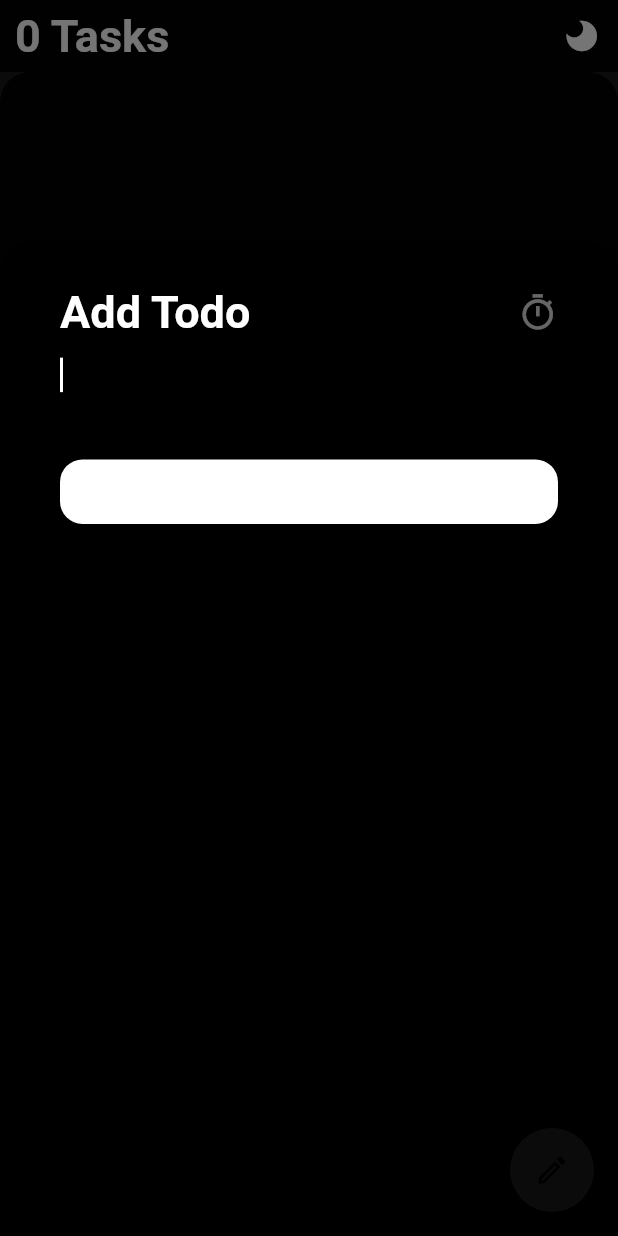
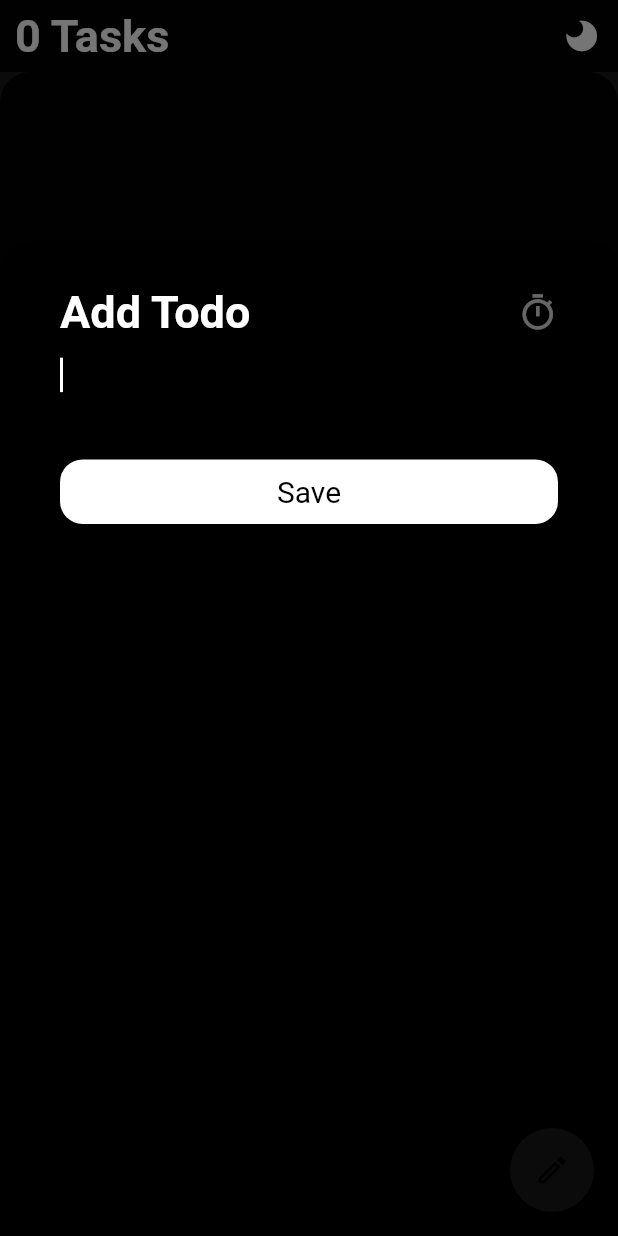
Before and after one commit to aaort/todos, a Flutter app: the screen it shows after launch, after a tap on the "light mode" icon, after a tap on the "edit" icon, on a phone screen of 412 x 824 dp. Run offline on Flutter 3.47's test engine with Material 2 defaults, Android fonts, the phone set to English and light mode, and no system bars; our stand-ins replace awesome_notifications, shared_preferences; missing offline and left inert: date_time_format, flutter_dismissible_tile.

Commit message:
set save todo button text color for dark theme

```diff
--- a/lib/widgets/save_todo_button.dart
+++ b/lib/widgets/save_todo_button.dart
@@ -1,7 +1,9 @@
 import 'package:flutter/material.dart';
+import 'package:provider/provider.dart';
 import 'package:todos/helpers/reminder.dart';
 import 'package:todos/logic/todo.dart';
 import 'package:todos/logic/todo_actions.dart';
+import 'package:todos/theme/theme_manager.dart';
 import 'package:todos/widgets/repeat_option_button.dart';
 
 class SaveTodoButton extends StatelessWidget {
@@ -38,12 +40,16 @@ class SaveTodoButton extends StatelessWidget {
 
   @override
   Widget build(BuildContext context) {
+    final isDark = context.watch<ThemeManager>().isDark;
     return ElevatedButton(
       key: const Key('createTodoButtonId'),
       onPressed: () => onTodoSaved(context),
       child: Text(
         'Save',
-        style: Theme.of(context).textTheme.bodyMedium,
+        style: Theme.of(context)
+            .textTheme
+            .bodyMedium
+            ?.copyWith(color: isDark ? Colors.black : null),
       ),
     );
   }
```
